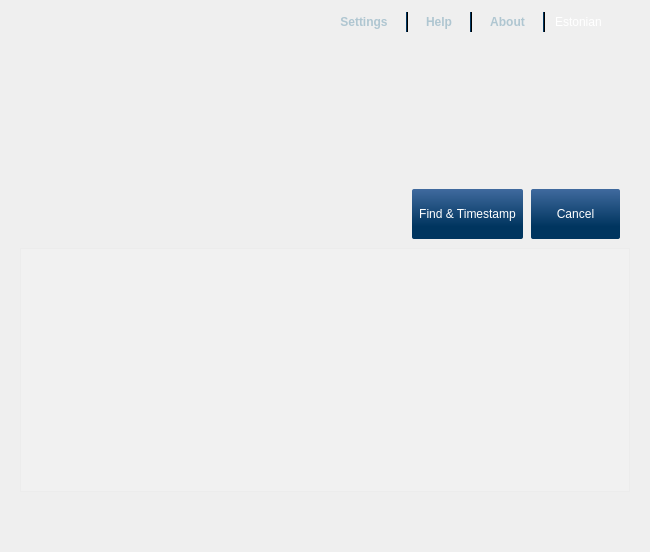
Before: the Qt Designer form poc/MainWindow.ui in open-eid/TeRa, drawn with Qt 5.
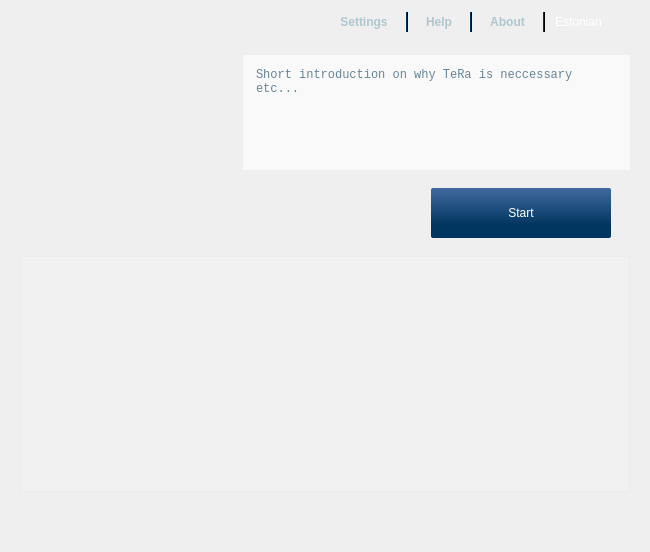
After: the same form once the commit is applied. Icons and pictures are not drawn. Custom widgets are drawn as their Qt base class.

```diff
--- a/poc/MainWindow.ui
+++ b/poc/MainWindow.ui
@@ -341,21 +341,8 @@
          <number>10</number>
         </property>
         <property name="bottomMargin">
-         <number>10</number>
+         <number>0</number>
         </property>
-        <item>
-         <spacer name="verticalSpacer_3">
-          <property name="orientation">
-           <enum>Qt::Vertical</enum>
-          </property>
-          <property name="sizeHint" stdset="0">
-           <size>
-            <width>20</width>
-            <height>115</height>
-           </size>
-          </property>
-         </spacer>
-        </item>
         <item>
          <spacer name="infoSpacer">
           <property name="orientation">
@@ -369,6 +356,314 @@
           </property>
          </spacer>
         </item>
+        <item>
+         <widget class="QFrame" name="frame_2">
+          <property name="sizePolicy">
+           <sizepolicy hsizetype="Fixed" vsizetype="Fixed">
+            <horstretch>0</horstretch>
+            <verstretch>0</verstretch>
+           </sizepolicy>
+          </property>
+          <property name="minimumSize">
+           <size>
+            <width>387</width>
+            <height>115</height>
+           </size>
+          </property>
+          <property name="maximumSize">
+           <size>
+            <width>387</width>
+            <height>115</height>
+           </size>
+          </property>
+          <property name="palette">
+           <palette>
+            <active>
+             <colorrole role="Text">
+              <brush brushstyle="SolidPattern">
+               <color alpha="255">
+                <red>102</red>
+                <green>134</green>
+                <blue>150</blue>
+               </color>
+              </brush>
+             </colorrole>
+             <colorrole role="Base">
+              <brush brushstyle="SolidPattern">
+               <color alpha="153">
+                <red>255</red>
+                <green>0</green>
+                <blue>0</blue>
+               </color>
+              </brush>
+             </colorrole>
+             <colorrole role="Window">
+              <brush brushstyle="SolidPattern">
+               <color alpha="153">
+                <red>255</red>
+                <green>255</green>
+                <blue>255</blue>
+               </color>
+              </brush>
+             </colorrole>
+            </active>
+            <inactive>
+             <colorrole role="Text">
+              <brush brushstyle="SolidPattern">
+               <color alpha="255">
+                <red>102</red>
+                <green>134</green>
+                <blue>150</blue>
+               </color>
+              </brush>
+             </colorrole>
+             <colorrole role="Base">
+              <brush brushstyle="SolidPattern">
+               <color alpha="153">
+                <red>255</red>
+                <green>0</green>
+                <blue>0</blue>
+               </color>
+              </brush>
+             </colorrole>
+             <colorrole role="Window">
+              <brush brushstyle="SolidPattern">
+               <color alpha="153">
+                <red>255</red>
+                <green>255</green>
+                <blue>255</blue>
+               </color>
+              </brush>
+             </colorrole>
+            </inactive>
+            <disabled>
+             <colorrole role="Text">
+              <brush brushstyle="SolidPattern">
+               <color alpha="255">
+                <red>190</red>
+                <green>190</green>
+                <blue>190</blue>
+               </color>
+              </brush>
+             </colorrole>
+             <colorrole role="Base">
+              <brush brushstyle="SolidPattern">
+               <color alpha="153">
+                <red>255</red>
+                <green>255</green>
+                <blue>255</blue>
+               </color>
+              </brush>
+             </colorrole>
+             <colorrole role="Window">
+              <brush brushstyle="SolidPattern">
+               <color alpha="153">
+                <red>255</red>
+                <green>255</green>
+                <blue>255</blue>
+               </color>
+              </brush>
+             </colorrole>
+            </disabled>
+           </palette>
+          </property>
+          <property name="font">
+           <font>
+            <weight>75</weight>
+            <bold>true</bold>
+           </font>
+          </property>
+          <property name="autoFillBackground">
+           <bool>true</bool>
+          </property>
+          <property name="frameShape">
+           <enum>QFrame::NoFrame</enum>
+          </property>
+          <property name="frameShadow">
+           <enum>QFrame::Raised</enum>
+          </property>
+          <layout class="QHBoxLayout" name="horizontalLayout_3">
+           <item>
+            <widget class="QTextEdit" name="textEdit">
+             <property name="sizePolicy">
+              <sizepolicy hsizetype="Preferred" vsizetype="Minimum">
+               <horstretch>1</horstretch>
+               <verstretch>0</verstretch>
+              </sizepolicy>
+             </property>
+             <property name="minimumSize">
+              <size>
+               <width>0</width>
+               <height>88</height>
+              </size>
+             </property>
+             <property name="palette">
+              <palette>
+               <active>
+                <colorrole role="WindowText">
+                 <brush brushstyle="SolidPattern">
+                  <color alpha="255">
+                   <red>102</red>
+                   <green>134</green>
+                   <blue>150</blue>
+                  </color>
+                 </brush>
+                </colorrole>
+                <colorrole role="Button">
+                 <brush brushstyle="SolidPattern">
+                  <color alpha="0">
+                   <red>255</red>
+                   <green>255</green>
+                   <blue>255</blue>
+                  </color>
+                 </brush>
+                </colorrole>
+                <colorrole role="Base">
+                 <brush brushstyle="NoBrush">
+                  <color alpha="255">
+                   <red>0</red>
+                   <green>0</green>
+                   <blue>0</blue>
+                  </color>
+                 </brush>
+                </colorrole>
+                <colorrole role="Window">
+                 <brush brushstyle="SolidPattern">
+                  <color alpha="0">
+                   <red>255</red>
+                   <green>255</green>
+                   <blue>255</blue>
+                  </color>
+                 </brush>
+                </colorrole>
+               </active>
+               <inactive>
+                <colorrole role="WindowText">
+                 <brush brushstyle="SolidPattern">
+                  <color alpha="255">
+                   <red>102</red>
+                   <green>134</green>
+                   <blue>150</blue>
+                  </color>
+                 </brush>
+                </colorrole>
+                <colorrole role="Button">
+                 <brush brushstyle="SolidPattern">
+                  <color alpha="0">
+                   <red>255</red>
+                   <green>255</green>
+                   <blue>255</blue>
+                  </color>
+                 </brush>
+                </colorrole>
+                <colorrole role="Base">
+                 <brush brushstyle="NoBrush">
+                  <color alpha="255">
+                   <red>0</red>
+                   <green>0</green>
+                   <blue>0</blue>
+                  </color>
+                 </brush>
+                </colorrole>
+                <colorrole role="Window">
+                 <brush brushstyle="SolidPattern">
+                  <color alpha="0">
+                   <red>255</red>
+                   <green>255</green>
+                   <blue>255</blue>
+                  </color>
+                 </brush>
+                </colorrole>
+               </inactive>
+               <disabled>
+                <colorrole role="WindowText">
+                 <brush brushstyle="SolidPattern">
+                  <color alpha="255">
+                   <red>190</red>
+                   <green>190</green>
+                   <blue>190</blue>
+                  </color>
+                 </brush>
+                </colorrole>
+                <colorrole role="Button">
+                 <brush brushstyle="SolidPattern">
+                  <color alpha="0">
+                   <red>255</red>
+                   <green>255</green>
+                   <blue>255</blue>
+                  </color>
+                 </brush>
+                </colorrole>
+                <colorrole role="Base">
+                 <brush brushstyle="NoBrush">
+                  <color alpha="255">
+                   <red>0</red>
+                   <green>0</green>
+                   <blue>0</blue>
+                  </color>
+                 </brush>
+                </colorrole>
+                <colorrole role="Window">
+                 <brush brushstyle="SolidPattern">
+                  <color alpha="0">
+                   <red>255</red>
+                   <green>255</green>
+                   <blue>255</blue>
+                  </color>
+                 </brush>
+                </colorrole>
+               </disabled>
+              </palette>
+             </property>
+             <property name="font">
+              <font>
+               <family>Monospace</family>
+               <pointsize>8</pointsize>
+              </font>
+             </property>
+             <property name="autoFillBackground">
+              <bool>true</bool>
+             </property>
+             <property name="styleSheet">
+              <string notr="true">background-color: rgba(255, 255, 255, 0);</string>
+             </property>
+             <property name="frameShape">
+              <enum>QFrame::NoFrame</enum>
+             </property>
+             <property name="undoRedoEnabled">
+              <bool>false</bool>
+             </property>
+             <property name="readOnly">
+              <bool>true</bool>
+             </property>
+             <property name="html">
+              <string>&lt;!DOCTYPE HTML PUBLIC &quot;-//W3C//DTD HTML 4.0//EN&quot; &quot;http://www.w3.org/TR/REC-html40/strict.dtd&quot;&gt;
+&lt;html&gt;&lt;head&gt;&lt;meta name=&quot;qrichtext&quot; content=&quot;1&quot; /&gt;&lt;style type=&quot;text/css&quot;&gt;
+p, li { white-space: pre-wrap; }
+&lt;/style&gt;&lt;/head&gt;&lt;body style=&quot; font-family:'Monospace'; font-size:8pt; font-weight:400; font-style:normal;&quot;&gt;
+&lt;p style=&quot; margin-top:0px; margin-bottom:0px; margin-left:0px; margin-right:0px; -qt-block-indent:0; text-indent:0px;&quot;&gt;&lt;span style=&quot; font-family:'Sans Serif'; font-size:9pt; color:#668696;&quot;&gt;Short introduction on why TeRa is neccessary etc...&lt;/span&gt;&lt;/p&gt;&lt;/body&gt;&lt;/html&gt;</string>
+             </property>
+             <property name="textInteractionFlags">
+              <set>Qt::LinksAccessibleByKeyboard|Qt::LinksAccessibleByMouse|Qt::TextBrowserInteraction|Qt::TextSelectableByKeyboard|Qt::TextSelectableByMouse</set>
+             </property>
+            </widget>
+           </item>
+           <item>
+            <widget class="QLabel" name="label_2">
+             <property name="text">
+              <string/>
+             </property>
+             <property name="alignment">
+              <set>Qt::AlignLeading|Qt::AlignLeft|Qt::AlignTop</set>
+             </property>
+             <property name="textInteractionFlags">
+              <set>Qt::LinksAccessibleByKeyboard|Qt::LinksAccessibleByMouse</set>
+             </property>
+            </widget>
+           </item>
+          </layout>
+         </widget>
+        </item>
        </layout>
       </item>
       <item>
@@ -400,38 +695,71 @@
           </spacer>
          </item>
          <item>
-          <widget class="QPushButton" name="btnStamp">
+          <widget class="QStackedWidget" name="stackedCntrlWidget">
            <property name="sizePolicy">
-            <sizepolicy hsizetype="Minimum" vsizetype="Minimum">
+            <sizepolicy hsizetype="Fixed" vsizetype="Fixed">
              <horstretch>0</horstretch>
              <verstretch>0</verstretch>
             </sizepolicy>
            </property>
            <property name="minimumSize">
             <size>
-             <width>140</width>
-             <height>50</height>
+             <width>200</width>
+             <height>0</height>
             </size>
            </property>
-           <property name="text">
-            <string>Find &amp;&amp; Timestamp</string>
+           <property name="maximumSize">
+            <size>
+             <width>200</width>
+             <height>16777215</height>
+            </size>
            </property>
-           <attribute name="buttonGroup">
-            <string notr="true">buttonGroup</string>
-           </attribute>
-          </widget>
-         </item>
-         <item>
-          <widget class="QPushButton" name="cancelProcess">
-           <property name="sizePolicy">
-            <sizepolicy hsizetype="Minimum" vsizetype="Preferred">
-             <horstretch>0</horstretch>
-             <verstretch>0</verstretch>
-            </sizepolicy>
+           <property name="currentIndex">
+            <number>0</number>
            </property>
-           <property name="text">
-            <string>Cancel</string>
-           </property>
+           <widget class="QWidget" name="page">
+            <layout class="QHBoxLayout" name="horizontalLayout_4">
+             <item>
+              <widget class="QPushButton" name="btnStamp">
+               <property name="sizePolicy">
+                <sizepolicy hsizetype="Minimum" vsizetype="Minimum">
+                 <horstretch>0</horstretch>
+                 <verstretch>0</verstretch>
+                </sizepolicy>
+               </property>
+               <property name="minimumSize">
+                <size>
+                 <width>91</width>
+                 <height>50</height>
+                </size>
+               </property>
+               <property name="text">
+                <string>Start</string>
+               </property>
+               <attribute name="buttonGroup">
+                <string notr="true">buttonGroup</string>
+               </attribute>
+              </widget>
+             </item>
+            </layout>
+           </widget>
+           <widget class="QWidget" name="page_2">
+            <layout class="QHBoxLayout" name="horizontalLayout_5">
+             <item>
+              <widget class="QPushButton" name="cancelProcess">
+               <property name="sizePolicy">
+                <sizepolicy hsizetype="Minimum" vsizetype="Preferred">
+                 <horstretch>0</horstretch>
+                 <verstretch>0</verstretch>
+                </sizepolicy>
+               </property>
+               <property name="text">
+                <string>Cancel</string>
+               </property>
+              </widget>
+             </item>
+            </layout>
+           </widget>
           </widget>
          </item>
         </layout>
```
Left out of the diff: 28 changed lines with no effect on the pictures.
